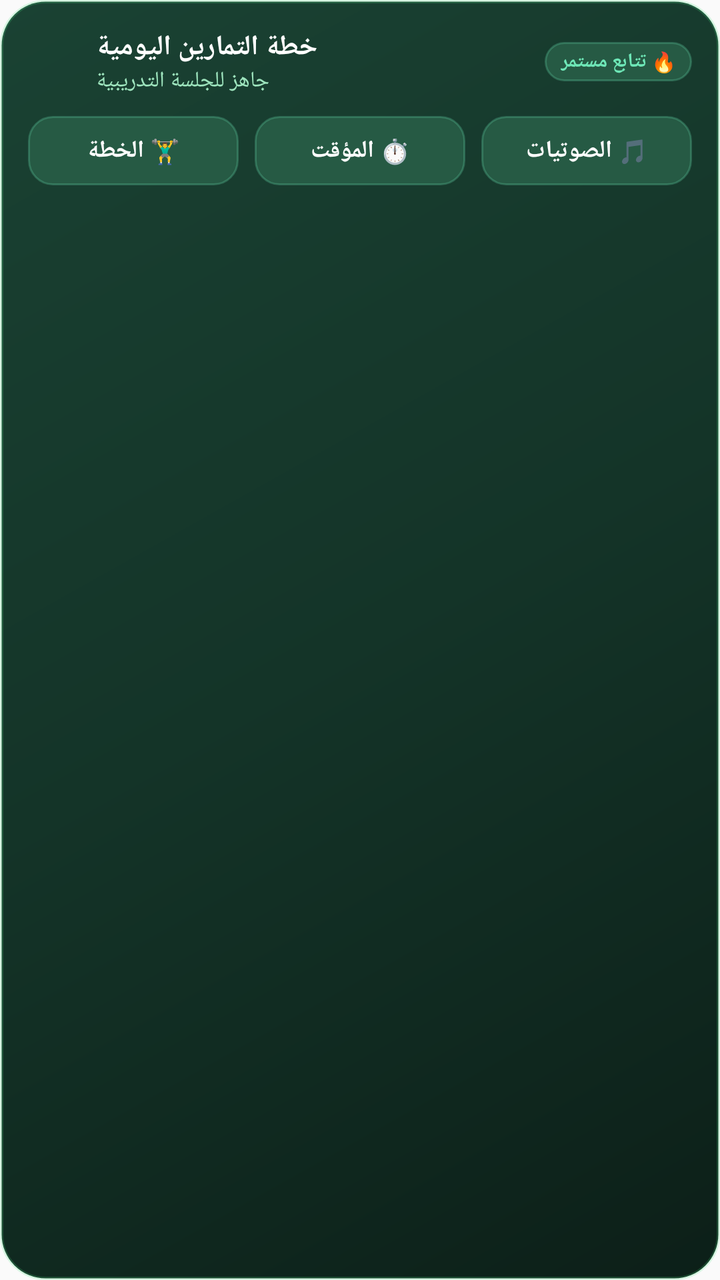
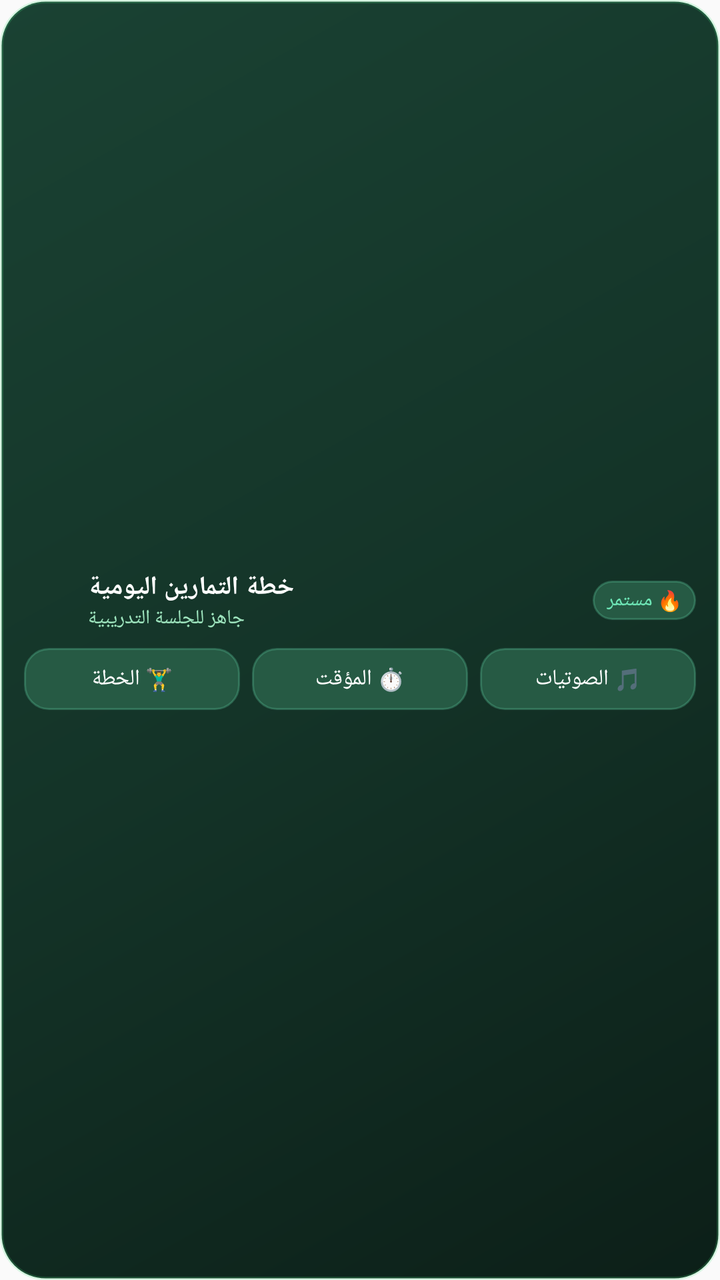

An Android layout rendered at two revisions. The XML below is the earlier revision; the diff shows what the commit changed to produce the second picture.
<!-- AndroidManifest.xml: application theme AppTheme -->
<!-- res/layout/widget_workout_progress.xml -->
<?xml version="1.0" encoding="utf-8"?>
<LinearLayout xmlns:android="http://schemas.android.com/apk/res/android"
    android:id="@+id/widget_root"
    android:layout_width="match_parent"
    android:layout_height="match_parent"
    android:background="@drawable/widget_bg"
    android:orientation="vertical"
    android:padding="14dp">

    
    <LinearLayout
        android:layout_width="match_parent"
        android:layout_height="wrap_content"
        android:gravity="center_vertical"
        android:orientation="horizontal">

        <ImageView
            android:id="@+id/widget_icon"
            android:layout_width="26dp"
            android:layout_height="26dp"
            android:src="@mipmap/ic_launcher"
            android:contentDescription="App Icon" />

        <LinearLayout
            android:layout_width="0dp"
            android:layout_height="wrap_content"
            android:layout_weight="1"
            android:layout_marginStart="8dp"
            android:layout_marginEnd="8dp"
            android:orientation="vertical">

            <TextView
                android:id="@+id/widget_title"
                android:layout_width="wrap_content"
                android:layout_height="wrap_content"
                android:text="خطة التمارين اليومية"
                android:textColor="#ffffff"
                android:textSize="14sp"
                android:textStyle="bold" />

            <TextView
                android:id="@+id/widget_subtitle"
                android:layout_width="wrap_content"
                android:layout_height="wrap_content"
                android:text="جاهز للجلسة التدريبية"
                android:textColor="#9ee5be"
                android:textSize="11sp" />
        </LinearLayout>

        <TextView
            android:id="@+id/widget_streak"
            android:layout_width="wrap_content"
            android:layout_height="wrap_content"
            android:background="@drawable/widget_btn_bg"
            android:paddingHorizontal="8dp"
            android:paddingVertical="3dp"
            android:text="🔥 تتابع مستمر"
            android:textColor="#6ee7b7"
            android:textSize="10sp"
            android:textStyle="bold" />
    </LinearLayout>

    
    <LinearLayout
        android:layout_width="match_parent"
        android:layout_height="wrap_content"
        android:layout_marginTop="10dp"
        android:gravity="center"
        android:orientation="horizontal">

        <TextView
            android:id="@+id/btn_open_plan"
            android:layout_width="0dp"
            android:layout_height="wrap_content"
            android:layout_weight="1"
            android:layout_marginEnd="4dp"
            android:background="@drawable/widget_btn_bg"
            android:gravity="center"
            android:paddingVertical="9dp"
            android:text="🏋️‍♂️ الخطة"
            android:textColor="#ffffff"
            android:textSize="12sp"
            android:textStyle="bold" />

        <TextView
            android:id="@+id/btn_open_timer"
            android:layout_width="0dp"
            android:layout_height="wrap_content"
            android:layout_weight="1"
            android:layout_marginHorizontal="4dp"
            android:background="@drawable/widget_btn_bg"
            android:gravity="center"
            android:paddingVertical="9dp"
            android:text="⏱️ المؤقت"
            android:textColor="#ffffff"
            android:textSize="12sp"
            android:textStyle="bold" />

        <TextView
            android:id="@+id/btn_open_audio"
            android:layout_width="0dp"
            android:layout_height="wrap_content"
            android:layout_weight="1"
            android:layout_marginStart="4dp"
            android:background="@drawable/widget_btn_bg"
            android:gravity="center"
            android:paddingVertical="9dp"
            android:text="🎵 الصوتيات"
            android:textColor="#ffffff"
            android:textSize="12sp"
            android:textStyle="bold" />
    </LinearLayout>
</LinearLayout>
<!-- resources referenced by this layout -->
<resources>
  <!-- drawable widget_bg (drawable) -->
  <?xml version="1.0" encoding="utf-8"?>
  <shape xmlns:android="http://schemas.android.com/apk/res/android"
      android:shape="rectangle">
      <gradient
          android:angle="315"
          android:startColor="#1a4233"
          android:centerColor="#143428"
          android:endColor="#0c1f18"
          android:type="linear" />
      <corners android:radius="22dp" />
      <stroke
          android:width="1.5dp"
          android:color="#334ade80" />
  </shape>
  <!-- drawable widget_btn_bg (drawable) -->
  <?xml version="1.0" encoding="utf-8"?>
  <shape xmlns:android="http://schemas.android.com/apk/res/android"
      android:shape="rectangle">
      <solid android:color="#265a44" />
      <corners android:radius="12dp" />
      <stroke
          android:width="1dp"
          android:color="#406ee7b7" />
  </shape>
  <!-- mipmap ic_launcher (mipmap-anydpi-v26) -->
  <?xml version="1.0" encoding="utf-8"?>
  <adaptive-icon xmlns:android="http://schemas.android.com/apk/res/android">
      <background android:drawable="@color/ic_launcher_background"/>
      <foreground android:drawable="@mipmap/ic_launcher_foreground"/>
  </adaptive-icon>
  <style name="AppTheme" parent="Theme.AppCompat.Light.DarkActionBar">
          
          <item name="colorPrimary">@color/colorPrimary</item>
          <item name="colorPrimaryDark">@color/colorPrimaryDark</item>
          <item name="colorAccent">@color/colorAccent</item>
      </style>
  <color name="ic_launcher_background">#153629</color>
</resources>

<!-- the commit's change to res/layout/widget_workout_progress.xml (unified diff, before → after) -->
@@ -5,7 +5,8 @@
     android:layout_height="match_parent"
     android:background="@drawable/widget_bg"
     android:orientation="vertical"
-    android:padding="14dp">
+    android:padding="12dp"
+    android:gravity="center_vertical">
 
     
     <LinearLayout
@@ -16,8 +17,8 @@
 
         <ImageView
             android:id="@+id/widget_icon"
-            android:layout_width="26dp"
-            android:layout_height="26dp"
+            android:layout_width="24dp"
+            android:layout_height="24dp"
             android:src="@mipmap/ic_launcher"
             android:contentDescription="App Icon" />
 
@@ -26,7 +27,7 @@
             android:layout_height="wrap_content"
             android:layout_weight="1"
             android:layout_marginStart="8dp"
-            android:layout_marginEnd="8dp"
+            android:layout_marginEnd="6dp"
             android:orientation="vertical">
 
             <TextView
@@ -35,8 +36,9 @@
                 android:layout_height="wrap_content"
                 android:text="خطة التمارين اليومية"
                 android:textColor="#ffffff"
-                android:textSize="14sp"
-                android:textStyle="bold" />
+                android:textSize="13sp"
+                android:textStyle="bold"
+                android:fontFamily="sans-serif-medium" />
 
             <TextView
                 android:id="@+id/widget_subtitle"
@@ -44,7 +46,8 @@
                 android:layout_height="wrap_content"
                 android:text="جاهز للجلسة التدريبية"
                 android:textColor="#9ee5be"
-                android:textSize="11sp" />
+                android:textSize="10sp"
+                android:fontFamily="sans-serif" />
         </LinearLayout>
 
         <TextView
@@ -52,19 +55,19 @@
             android:layout_width="wrap_content"
             android:layout_height="wrap_content"
             android:background="@drawable/widget_btn_bg"
-            android:paddingHorizontal="8dp"
+            android:paddingHorizontal="7dp"
             android:paddingVertical="3dp"
-            android:text="🔥 تتابع مستمر"
+            android:text="🔥 مستمر"
             android:textColor="#6ee7b7"
             android:textSize="10sp"
-            android:textStyle="bold" />
+            android:fontFamily="sans-serif-medium" />
     </LinearLayout>
 
     
     <LinearLayout
         android:layout_width="match_parent"
         android:layout_height="wrap_content"
-        android:layout_marginTop="10dp"
+        android:layout_marginTop="8dp"
         android:gravity="center"
         android:orientation="horizontal">
 
@@ -73,41 +76,41 @@
             android:layout_width="0dp"
             android:layout_height="wrap_content"
             android:layout_weight="1"
-            android:layout_marginEnd="4dp"
+            android:layout_marginEnd="3dp"
             android:background="@drawable/widget_btn_bg"
             android:gravity="center"
-            android:paddingVertical="9dp"
+            android:paddingVertical="8dp"
             android:text="🏋️‍♂️ الخطة"
             android:textColor="#ffffff"
-            android:textSize="12sp"
-            android:textStyle="bold" />
+            android:textSize="11sp"
+            android:fontFamily="sans-serif-medium" />
 
         <TextView
             android:id="@+id/btn_open_timer"
             android:layout_width="0dp"
             android:layout_height="wrap_content"
             android:layout_weight="1"
-            android:layout_marginHorizontal="4dp"
+            android:layout_marginHorizontal="3dp"
             android:background="@drawable/widget_btn_bg"
             android:gravity="center"
-            android:paddingVertical="9dp"
+            android:paddingVertical="8dp"
             android:text="⏱️ المؤقت"
             android:textColor="#ffffff"
-            android:textSize="12sp"
-            android:textStyle="bold" />
+            android:textSize="11sp"
+            android:fontFamily="sans-serif-medium" />
 
         <TextView
             android:id="@+id/btn_open_audio"
             android:layout_width="0dp"
             android:layout_height="wrap_content"
             android:layout_weight="1"
-            android:layout_marginStart="4dp"
+            android:layout_marginStart="3dp"
             android:background="@drawable/widget_btn_bg"
             android:gravity="center"
-            android:paddingVertical="9dp"
+            android:paddingVertical="8dp"
             android:text="🎵 الصوتيات"
             android:textColor="#ffffff"
-            android:textSize="12sp"
-            android:textStyle="bold" />
+            android:textSize="11sp"
+            android:fontFamily="sans-serif-medium" />
     </LinearLayout>
 </LinearLayout>
<!-- resource entries referenced after the edit -->
@@ -37,6 +37,6 @@
           <item name="colorPrimaryDark">@color/colorPrimaryDark</item>
           <item name="colorAccent">@color/colorAccent</item>
       </style>
-  <color name="ic_launcher_background">#153629</color>
+  <color name="ic_launcher_background">#13271e</color>
 </resources>
 
